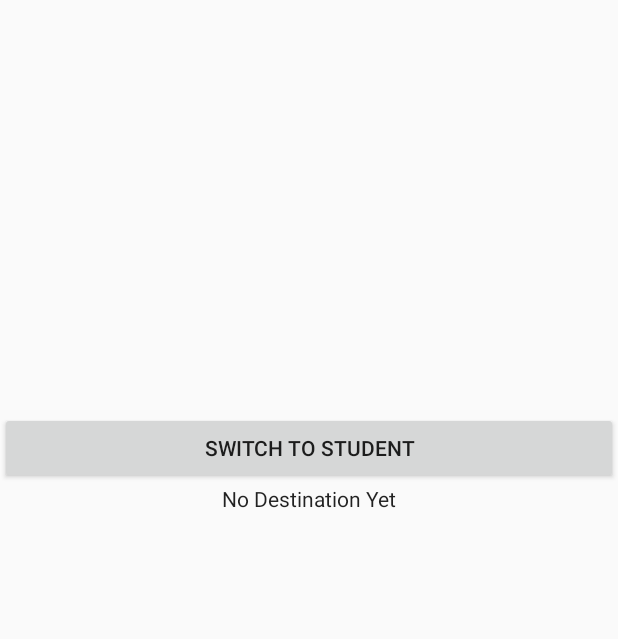
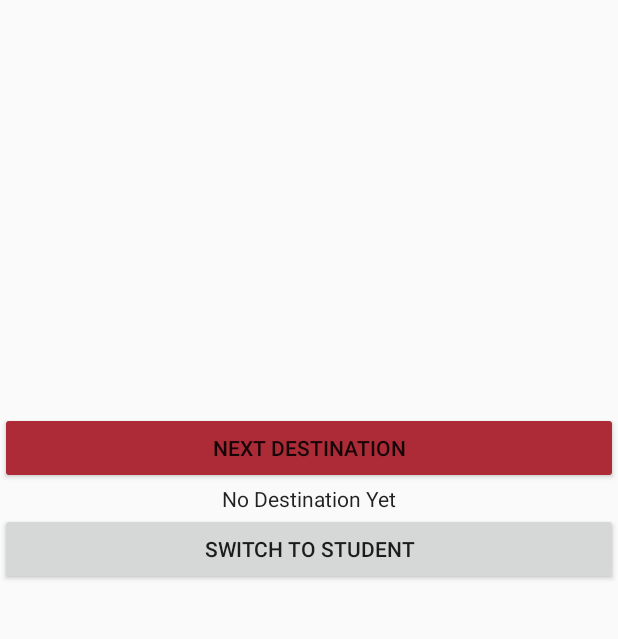
Before and after one commit to tillathahun/Snuber, an Android app: the DriverActivity screen opened directly, with no data from a screen before it, on a phone screen of 412 x 824 dp, the part 137-776 px from its top. Run offline under Robolectric (Android 15) with nearby library versions, the phone set to English and light mode, and no system bars; 1 statement that could not run was skipped.

Commit message:
Unfinished driver side code for trasnitioning destinations

```diff
--- a/app/src/main/res/layout/activity_driver.xml
+++ b/app/src/main/res/layout/activity_driver.xml
@@ -13,10 +13,11 @@ android:layout_height="match_parent">
     android:layout_height="310dp" />
 
     <Button
-        android:text="Switch To Student"
+        android:text="Next Destination"
         android:layout_width="match_parent"
-        android:id="@+id/switchActivityButton"
-        android:layout_height="wrap_content" />
+        android:layout_height="wrap_content"
+        android:id="@+id/nextDestinationButton"
+        android:backgroundTint="@color/colorPrimary" />
 
     <TextView
         android:text="No Destination Yet"
@@ -26,4 +27,10 @@ android:layout_height="match_parent">
         android:textAppearance="@style/TextAppearance.AppCompat"
         android:textAlignment="center" />
 
+    <Button
+        android:text="Switch To Student"
+        android:layout_width="match_parent"
+        android:id="@+id/switchActivityButton"
+        android:layout_height="wrap_content" />
+
 </LinearLayout>
--- a/app/src/main/res/values/colors.xml
+++ b/app/src/main/res/values/colors.xml
@@ -1,6 +1,6 @@
 <?xml version="1.0" encoding="utf-8"?>
 <resources>
-    <color name="colorPrimary">#AC2B37</color>
+    <color name="colorPrimary">#ac2b37</color>
     <color name="colorPrimaryDark">#91242e</color>
     <color name="colorAccent">#A9B0B7</color>
 
```
Also changed, not shown: app/src/main/java/com/mylesspencertyler/snuber/activity/DriverActivity.java (+55 -4 lines).
